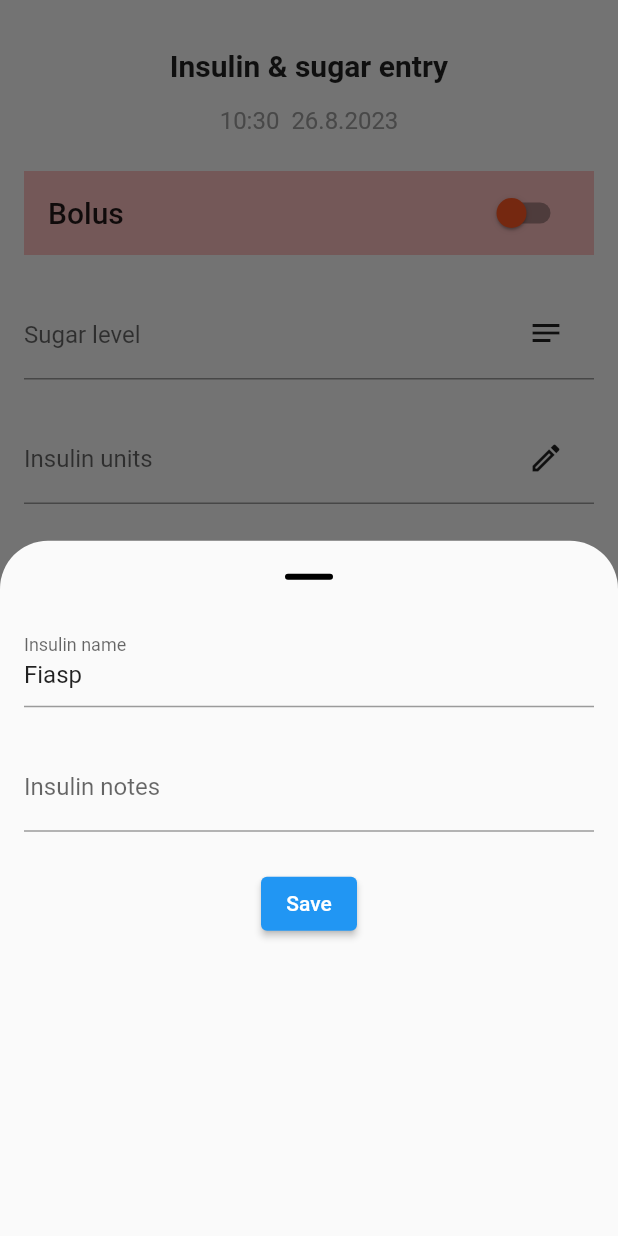
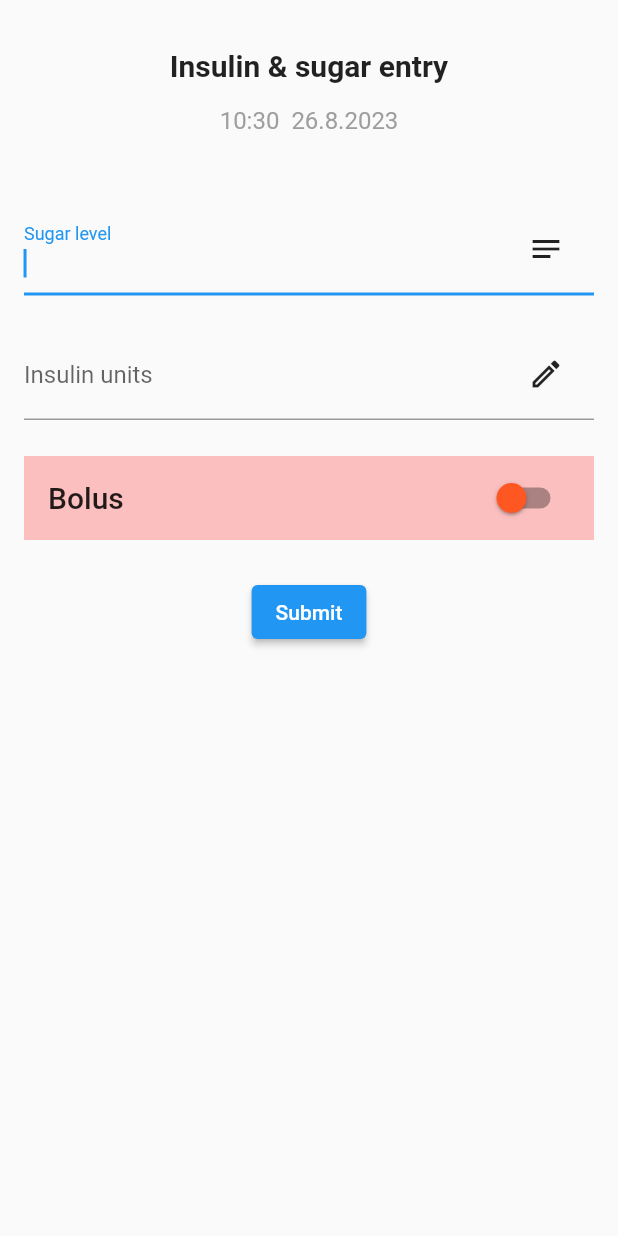
Before and after one commit to jfletcher20/sugar_tracker, a Flutter app: the InsulinFormWidget widget shown alone on an empty page, opened directly, after a tap on the "edit" icon, on a phone screen of 412 x 824 dp. Run offline on Flutter 3.47's test engine with Material 2 defaults, Android fonts, the light colour scheme and no system bars; our stand-ins replace image_picker, settings_ui, share_plus, shared_preferences, sqflite; accounts and stored records are empty.

Commit message:
Minor fixes, added sugar level and insulin form.

```diff
--- a/lib/data/api/u_db.dart
+++ b/lib/data/api/u_db.dart
@@ -11,16 +11,14 @@
         onCreate: (database, version) {
       String foodCategoryTable =
           "CREATE TABLE food_category (id INTEGER PRIMARY KEY, name TEXT, picture TEXT, notes TEXT)";
-      // table variables should be oneline for readability
       String foodTable =
           "CREATE TABLE food (id INTEGER PRIMARY KEY, name TEXT, food_category_id INTEGER, carbs REAL, weight REAL, picture TEXT, notes TEXT, amount INTEGER)";
       String sugarTable =
           "CREATE TABLE sugar (id INTEGER PRIMARY KEY, sugar REAL, date TEXT, notes TEXT)";
       String insulinTable =
-          "CREATE TABLE insulin (id INTEGER PRIMARY KEY, name TEXT, date TEXT, insulin_category INTEGER, notes TEXT)";
+          "CREATE TABLE insulin (id INTEGER PRIMARY KEY, name TEXT, date TEXT, units INTEGER, insulin_category INTEGER, notes TEXT)";
       String mealTable =
           "CREATE TABLE meal (id INTEGER PRIMARY KEY, sugar_id INTEGER, food_ids TEXT, food_amounts TEXT, insulin INTEGER, notes TEXT, category INTEGER)";
-      // create table called entire_meal which is a join of sugar and meal
       database.execute(foodCategoryTable);
       database.execute(foodTable);
       database.execute(sugarTable);
@@ -236,7 +234,7 @@
 
       // insert 8 insulins with database.insert and random units
       database.insert("insulin", {
-        "name": "Humalog",
+        "name": "Fiasp",
         "date": "2021-10-01 12:00:00",
         "units": 5,
         "insulin_category": 0,
@@ -244,7 +242,7 @@
       });
 
       database.insert("insulin", {
-        "name": "Humalog",
+        "name": "Fiasp",
         "date": "2021-10-01 18:00:00",
         "units": 10,
         "insulin_category": 0,
@@ -252,7 +250,7 @@
       });
 
       database.insert("insulin", {
-        "name": "Humalog",
+        "name": "Fiasp",
         "date": "2021-10-02 12:00:00",
         "units": 15,
         "insulin_category": 0,
@@ -260,7 +258,7 @@
       });
 
       database.insert("insulin", {
-        "name": "Humalog",
+        "name": "Fiasp",
         "date": "2021-10-01 12:00:00",
         "units": 5,
         "insulin_category": 0,
@@ -268,7 +266,7 @@
       });
 
       database.insert("insulin", {
-        "name": "Humalog",
+        "name": "Fiasp",
         "date": "2021-10-01 18:00:00",
         "units": 10,
         "insulin_category": 0,
@@ -276,7 +274,7 @@
       });
 
       database.insert("insulin", {
-        "name": "Humalog",
+        "name": "Fiasp",
         "date": "2021-10-02 12:00:00",
         "units": 15,
         "insulin_category": 0,
@@ -284,7 +282,7 @@
       });
 
       database.insert("insulin", {
-        "name": "Humalog",
+        "name": "Fiasp",
         "date": "2021-10-01 18:00:00",
         "units": 10,
         "insulin_category": 0,
@@ -292,7 +290,15 @@
       });
 
       database.insert("insulin", {
-        "name": "Humalog",
+        "name": "Fiasp",
+        "date": "2021-10-02 12:00:00",
+        "units": 15,
+        "insulin_category": 0,
+        "notes": "before lunch",
+      });
+
+      database.insert("insulin", {
+        "name": "Fiasp",
         "date": "2021-10-02 12:00:00",
         "units": 15,
         "insulin_category": 0,
--- a/lib/presentation/routes/w_settings.dart
+++ b/lib/presentation/routes/w_settings.dart
@@ -44,6 +44,7 @@
                     Icon(dateAsDayOfWeek ? Icons.calendar_month : Icons.calendar_month_outlined),
                 onToggle: (value) {
                   Profile.dateAsDayOfWeek = !dateAsDayOfWeek;
+                  Profile.setDateAsDayOfWeek(Profile.dateAsDayOfWeek);
                   setState(() => dateAsDayOfWeek = !dateAsDayOfWeek);
                 },
                 initialValue: !dateAsDayOfWeek,
--- a/lib/presentation/widgets/insulin/w_insulin_form.dart
+++ b/lib/presentation/widgets/insulin/w_insulin_form.dart
@@ -96,6 +96,11 @@
                 initialDateTime: (widget.sugar != null ? sugarLevel.datetime : insulin.datetime),
               ),
               const SizedBox(height: 24),
+              const SizedBox(height: 24),
+              _sugarLevelInput(),
+              const SizedBox(height: 24),
+              _insulinInput(),
+              const SizedBox(height: 24),
               FutureBuilder(
                 future: loadInsulinData(),
                 builder: (context, snapshot) {
@@ -105,10 +110,6 @@
                   return _insulinCategorySwitchTile(insulin.category);
                 },
               ),
-              const SizedBox(height: 24),
-              _sugarLevelInput(),
-              const SizedBox(height: 24),
-              _insulinInput(),
               const SizedBox(height: 24),
               _submitInsulinButton(),
             ],
@@ -318,8 +319,8 @@
     return Stack(
       children: [
         TextFormField(
+          autofocus: true,
           decoration: const InputDecoration(labelText: "Sugar level"),
-          autofocus: true,
           controller: _sugarLevelController,
           keyboardType: TextInputType.number,
           inputFormatters: [
@@ -456,11 +457,15 @@
     );
   }
 
-  Future showInsulinEditor() {
+  Future showInsulinEditor() async {
+    List<Insulin> insulins = await InsulinAPI.selectAll();
+    insulins.sort((a, b) => a.date.compareTo(b.date));
+    String bolus = insulins.firstWhere((i) => i.category == InsulinCategory.bolus).name;
+    String basal = insulins.firstWhere((i) => i.category == InsulinCategory.basal).name;
     final TextEditingController insulinNameController = TextEditingController(
       text: _insulinCategorySelectorKey.currentState!.category == InsulinCategory.bolus
-          ? "Fiasp"
-          : "Tresiba",
+          ? bolus
+          : basal,
     );
     final TextEditingController insulinNotesController = TextEditingController(text: insulin.notes);
     Widget subtitle;
@@ -552,6 +557,7 @@
 
   @override
   Widget build(BuildContext context) {
+    var data = ("Bolus", "Basal");
     return SwitchListTile(
       onChanged: (value) {
         value ? category = InsulinCategory.basal : category = InsulinCategory.bolus;
@@ -561,32 +567,9 @@
       activeColor: insulinCategoryColor(category),
       inactiveThumbColor: insulinCategoryColor(category),
       tileColor: Colors.redAccent.withOpacity(0.35),
-      title: FutureBuilder(
-        future: () async {
-          List<Insulin> insulinData = await InsulinAPI.selectAll();
-          if (insulinData.isEmpty) {
-            return ("Bolus", "Basal");
-          }
-          insulinData.sort((a, b) => a.date.compareTo(b.date));
-          String bolus = insulinData.firstWhere((i) => i.category == InsulinCategory.bolus).name;
-          String basal = insulinData.firstWhere((i) => i.category == InsulinCategory.basal).name;
-          return (bolus, basal);
-        }(),
-        initialData: ("Bolus", "Basal"),
-        builder: (context, snapshot) {
-          (String bolus, String basal) data = ("Bolus", "Basal");
-          if (snapshot.hasData) {
-            data = snapshot.data as (String, String);
-            return Text(
-              category.index == 0 ? data.$1 : data.$2,
-              style: Theme.of(context).textTheme.titleLarge,
-            );
-          }
-          return Text(
-            category.index == 0 ? data.$1 : data.$2,
-            style: Theme.of(context).textTheme.titleLarge,
-          );
-        },
+      title: Text(
+        category.index == 0 ? data.$1 : data.$2,
+        style: Theme.of(context).textTheme.titleLarge,
       ),
     );
   }
```
Also changed, not shown: lib/presentation/routes/w_meal_history.dart (+7 -1 lines), lib/presentation/w_homepage.dart (+24 -6 lines).
